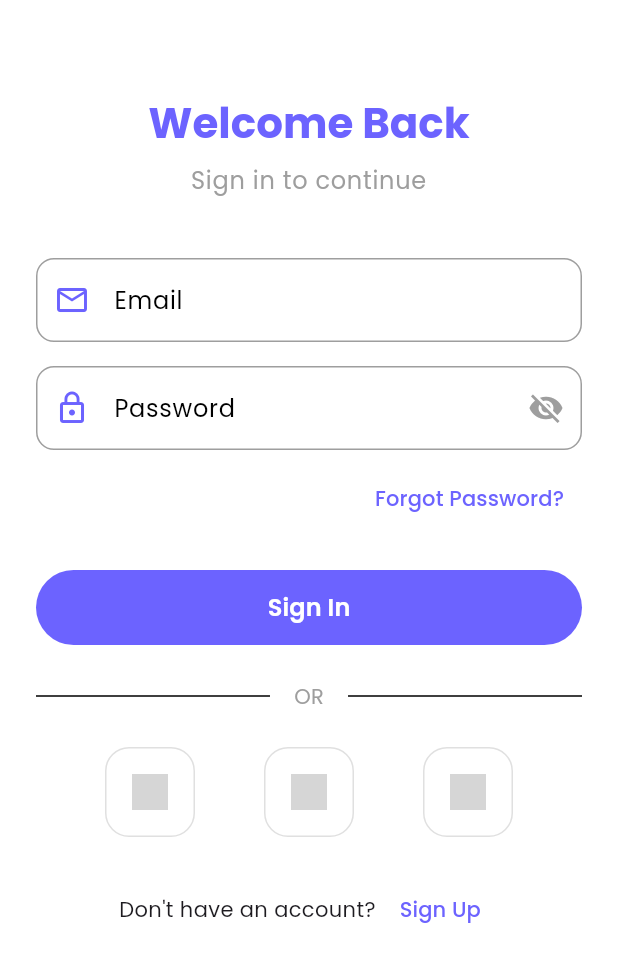
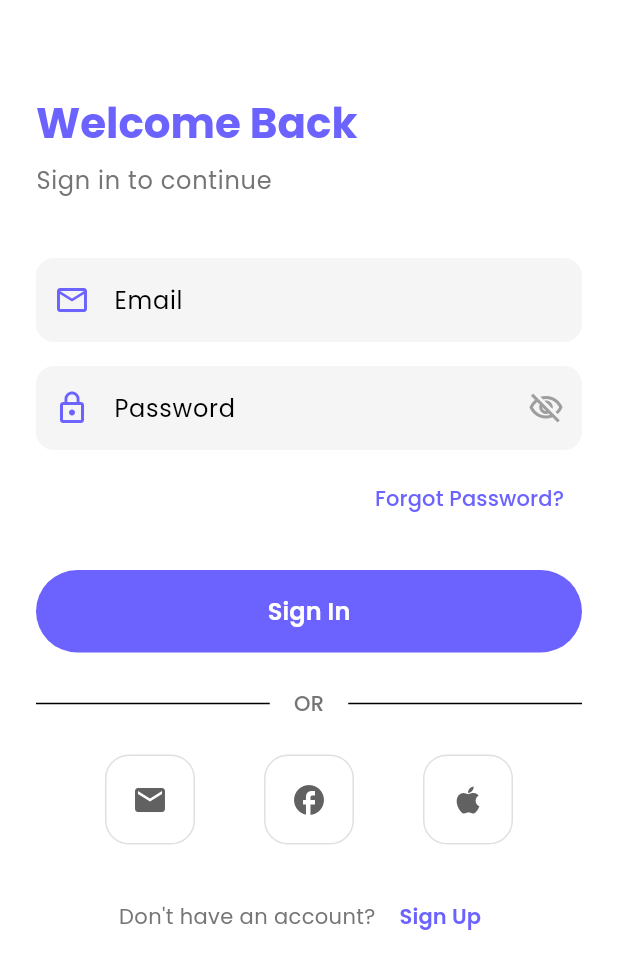
Before and after one commit to vimethc/Dating-App, a Flutter app: the screen it shows after launch, on a phone screen of 412 x 824 dp. Shown: the top 969 px of the screen. Run offline on Flutter 3.47's test engine with Material 3 defaults, Android fonts, the phone set to English and light mode, and no system bars; our stand-ins replace google_fonts; accounts and stored records are empty; grey boxes are pictures that could not be loaded.

Commit message:
feat(ui): Update layout and styling to match design with modern purple theme
- Refined overall layout and spacing for cleaner visual structure
- Styled input fields with rounded corners and consistent padding
- Applied purple color scheme to match the design theme
- Replaced SVG icons with Material Icons to prevent asset issues
- Enhanced buttons and text styling for a modern look
- Added password visibility toggle in auth fields
- Improved UI consistency and modernized the interface

```diff
--- a/lib/features/auth/presentation/screens/login_screen.dart
+++ b/lib/features/auth/presentation/screens/login_screen.dart
@@ -1,7 +1,6 @@
 import 'package:flutter/material.dart';
 import '../../../../core/theme/app_theme.dart';
 import '../../../../core/widgets/custom_button.dart';
-import '../../../../core/widgets/custom_text_field.dart';
 
 class LoginScreen extends StatefulWidget {
   const LoginScreen({super.key});
@@ -14,7 +13,7 @@ class _LoginScreenState extends State<LoginScreen> {
   final _formKey = GlobalKey<FormState>();
   final _emailController = TextEditingController();
   final _passwordController = TextEditingController();
-  bool _isLoading = false;
+  bool _obscurePassword = true;
 
   @override
   void dispose() {
@@ -32,6 +31,7 @@ class _LoginScreenState extends State<LoginScreen> {
   @override
   Widget build(BuildContext context) {
     return Scaffold(
+      backgroundColor: Colors.white,
       body: SafeArea(
         child: SingleChildScrollView(
           padding: const EdgeInsets.all(24.0),
@@ -47,24 +47,37 @@ class _LoginScreenState extends State<LoginScreen> {
                         fontWeight: FontWeight.bold,
                         color: AppTheme.primaryColor,
                       ),
-                  textAlign: TextAlign.center,
+                  textAlign: TextAlign.left,
                 ),
                 const SizedBox(height: 8),
                 Text(
                   'Sign in to continue',
                   style: Theme.of(context).textTheme.bodyLarge?.copyWith(
-                        color: Colors.grey,
+                        color: Colors.grey[600],
                       ),
-                  textAlign: TextAlign.center,
                 ),
                 const SizedBox(height: 40),
-                CustomTextField(
+                // Email Field
+                Container(
+                  decoration: BoxDecoration(
+                    color: Colors.grey[100],
+                    borderRadius: BorderRadius.circular(16),
+                  ),
+                  child: TextFormField(
                     controller: _emailController,
-                  label: 'Email',
-                  hint: 'Enter your email',
                     keyboardType: TextInputType.emailAddress,
-                  textInputAction: TextInputAction.next,
-                  prefixIcon: Icons.email_outlined,
+                    decoration: InputDecoration(
+                      hintText: 'Email',
+                      border: InputBorder.none,
+                      prefixIcon: Icon(
+                        Icons.email_outlined,
+                        color: AppTheme.primaryColor,
+                      ),
+                      contentPadding: const EdgeInsets.symmetric(
+                        horizontal: 16,
+                        vertical: 16,
+                      ),
+                    ),
                     validator: (value) {
                       if (value == null || value.isEmpty) {
                         return 'Please enter your email';
@@ -75,23 +88,49 @@ class _LoginScreenState extends State<LoginScreen> {
                       return null;
                     },
                   ),
+                ),
                 const SizedBox(height: 16),
-                CustomTextField(
+                // Password Field
+                Container(
+                  decoration: BoxDecoration(
+                    color: Colors.grey[100],
+                    borderRadius: BorderRadius.circular(16),
+                  ),
+                  child: TextFormField(
                     controller: _passwordController,
-                  label: 'Password',
-                  hint: 'Enter your password',
-                  obscureText: true,
-                  textInputAction: TextInputAction.done,
-                  prefixIcon: Icons.lock_outline,
+                    obscureText: _obscurePassword,
+                    decoration: InputDecoration(
+                      hintText: 'Password',
+                      border: InputBorder.none,
+                      prefixIcon: Icon(
+                        Icons.lock_outline,
+                        color: AppTheme.primaryColor,
+                      ),
+                      suffixIcon: IconButton(
+                        icon: Icon(
+                          _obscurePassword
+                              ? Icons.visibility_off_outlined
+                              : Icons.visibility_outlined,
+                          color: Colors.grey,
+                        ),
+                        onPressed: () {
+                          setState(() {
+                            _obscurePassword = !_obscurePassword;
+                          });
+                        },
+                      ),
+                      contentPadding: const EdgeInsets.symmetric(
+                        horizontal: 16,
+                        vertical: 16,
+                      ),
+                    ),
                     validator: (value) {
                       if (value == null || value.isEmpty) {
                         return 'Please enter your password';
                       }
-                    if (value.length < 6) {
-                      return 'Password must be at least 6 characters';
-                    }
                       return null;
                     },
+                  ),
                 ),
                 const SizedBox(height: 8),
                 Align(
@@ -100,14 +139,33 @@ class _LoginScreenState extends State<LoginScreen> {
                     onPressed: () {
                       // TODO: Navigate to forgot password screen
                     },
-                    child: const Text('Forgot Password?'),
+                    child: Text(
+                      'Forgot Password?',
+                      style: TextStyle(
+                        color: AppTheme.primaryColor,
+                        fontWeight: FontWeight.w500,
+                      ),
+                    ),
                   ),
                 ),
                 const SizedBox(height: 24),
-                CustomButton(
-                  text: 'Sign In',
+                ElevatedButton(
                   onPressed: _handleLogin,
-                  isLoading: _isLoading,
+                  style: ElevatedButton.styleFrom(
+                    backgroundColor: AppTheme.primaryColor,
+                    foregroundColor: Colors.white,
+                    padding: const EdgeInsets.symmetric(vertical: 16),
+                    shape: RoundedRectangleBorder(
+                      borderRadius: BorderRadius.circular(30),
+                    ),
+                  ),
+                  child: const Text(
+                    'Sign In',
+                    style: TextStyle(
+                      fontSize: 16,
+                      fontWeight: FontWeight.w600,
+                    ),
+                  ),
                 ),
                 const SizedBox(height: 24),
                 Row(
@@ -117,8 +175,9 @@ class _LoginScreenState extends State<LoginScreen> {
                       padding: const EdgeInsets.symmetric(horizontal: 16),
                       child: Text(
                         'OR',
-                        style: Theme.of(context).textTheme.bodyMedium?.copyWith(
-                              color: Colors.grey,
+                        style: TextStyle(
+                          color: Colors.grey[600],
+                          fontWeight: FontWeight.w500,
                         ),
                       ),
                     ),
@@ -130,19 +189,19 @@ class _LoginScreenState extends State<LoginScreen> {
                   mainAxisAlignment: MainAxisAlignment.spaceEvenly,
                   children: [
                     _SocialLoginButton(
-                      icon: 'assets/icons/google.svg',
+                      icon: Icons.mail,
                       onPressed: () {
                         // TODO: Implement Google sign in
                       },
                     ),
                     _SocialLoginButton(
-                      icon: 'assets/icons/facebook.svg',
+                      icon: Icons.facebook,
                       onPressed: () {
                         // TODO: Implement Facebook sign in
                       },
                     ),
                     _SocialLoginButton(
-                      icon: 'assets/icons/apple.svg',
+                      icon: Icons.apple,
                       onPressed: () {
                         // TODO: Implement Apple sign in
                       },
@@ -155,13 +214,21 @@ class _LoginScreenState extends State<LoginScreen> {
                   children: [
                     Text(
                       'Don\'t have an account? ',
-                      style: Theme.of(context).textTheme.bodyMedium,
+                      style: TextStyle(
+                        color: Colors.grey[600],
+                      ),
                     ),
                     TextButton(
                       onPressed: () {
                         // TODO: Navigate to registration screen
                       },
-                      child: const Text('Sign Up'),
+                      child: Text(
+                        'Sign Up',
+                        style: TextStyle(
+                          color: AppTheme.primaryColor,
+                          fontWeight: FontWeight.w600,
+                        ),
+                      ),
                     ),
                   ],
                 ),
@@ -175,7 +242,7 @@ class _LoginScreenState extends State<LoginScreen> {
 }
 
 class _SocialLoginButton extends StatelessWidget {
-  final String icon;
+  final IconData icon;
   final VoidCallback onPressed;
 
   const _SocialLoginButton({
@@ -197,16 +264,10 @@ class _SocialLoginButton extends StatelessWidget {
             border: Border.all(color: Colors.grey[300]!),
             borderRadius: BorderRadius.circular(16),
           ),
-          child: Center(
-            child: SizedBox(
-              width: 24,
-              height: 24,
-              child: Image.asset(
+          child: Icon(
             icon,
-                width: 24,
-                height: 24,
-              ),
-            ),
+            color: Colors.grey[700],
+            size: 24,
           ),
         ),
       ),
```
Also changed, not shown: 11 other files. Lines whose indentation alone changed are shown as unchanged.
